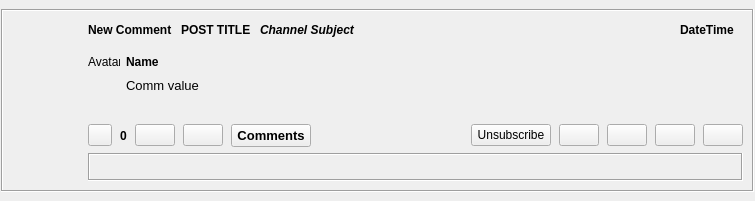
Above: retroshare-gui/src/gui/feeds/ChannelsCommentsItem.ui from RetroShare/RetroShare before the change. Below: the same form after it.
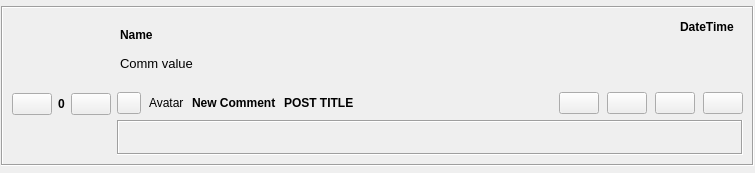
That is the form after the change. Custom widgets are drawn as their Qt base class.

Diff of the .ui file:
```diff
--- a/retroshare-gui/src/gui/feeds/ChannelsCommentsItem.ui
+++ b/retroshare-gui/src/gui/feeds/ChannelsCommentsItem.ui
@@ -7,7 +7,7 @@
     <x>0</x>
     <y>0</y>
     <width>755</width>
-    <height>201</height>
+    <height>173</height>
    </rect>
   </property>
   <layout class="QGridLayout" name="gridLayout_3">
@@ -23,7 +23,7 @@
    <property name="bottomMargin">
     <number>1</number>
    </property>
-   <item row="0" column="0">
+   <item row="1" column="0">
     <widget class="QFrame" name="mainFrame">
      <property name="sizePolicy">
       <sizepolicy hsizetype="Expanding" vsizetype="Fixed">
@@ -41,288 +41,9 @@
       <enum>QFrame::Sunken</enum>
      </property>
      <layout class="QGridLayout" name="gridLayout_2">
-      <item row="0" column="0" rowspan="4">
-       <layout class="QVBoxLayout" name="verticalLayout">
-        <item>
-         <widget class="QLabel" name="logoLabel">
-          <property name="sizePolicy">
-           <sizepolicy hsizetype="Preferred" vsizetype="Maximum">
-            <horstretch>0</horstretch>
-            <verstretch>0</verstretch>
-           </sizepolicy>
-          </property>
-          <property name="minimumSize">
-           <size>
-            <width>70</width>
-            <height>70</height>
-           </size>
-          </property>
-          <property name="maximumSize">
-           <size>
-            <width>70</width>
-            <height>70</height>
-           </size>
-          </property>
-          <property name="text">
-           <string/>
-          </property>
-          <property name="scaledContents">
-           <bool>true</bool>
-          </property>
-          <property name="alignment">
-           <set>Qt::AlignCenter</set>
-          </property>
-         </widget>
-        </item>
-        <item>
-         <spacer name="verticalSpacer">
-          <property name="orientation">
-           <enum>Qt::Vertical</enum>
-          </property>
-          <property name="sizeHint" stdset="0">
-           <size>
-            <width>20</width>
-            <height>40</height>
-           </size>
-          </property>
-         </spacer>
-        </item>
-       </layout>
-      </item>
-      <item row="0" column="1">
-       <layout class="QHBoxLayout" name="tilteHLayout">
-        <property name="spacing">
-         <number>9</number>
-        </property>
-        <property name="rightMargin">
-         <number>9</number>
-        </property>
-        <item>
-         <widget class="QLabel" name="newCommentLabel">
-          <property name="sizePolicy">
-           <sizepolicy hsizetype="Preferred" vsizetype="Preferred">
-            <horstretch>0</horstretch>
-            <verstretch>0</verstretch>
-           </sizepolicy>
-          </property>
-          <property name="font">
-           <font>
-            <weight>75</weight>
-            <bold>true</bold>
-           </font>
-          </property>
-          <property name="text">
-           <string>New Comment</string>
-          </property>
-          <property name="scaledContents">
-           <bool>true</bool>
-          </property>
-         </widget>
-        </item>
-        <item>
-         <widget class="QLabel" name="subjectLabel">
-          <property name="font">
-           <font>
-            <weight>75</weight>
-            <bold>true</bold>
-           </font>
-          </property>
-          <property name="text">
-           <string notr="true">POST TITLE</string>
-          </property>
-          <property name="openExternalLinks">
-           <bool>true</bool>
-          </property>
-         </widget>
-        </item>
-        <item>
-         <widget class="QLabel" name="titleLabel">
-          <property name="sizePolicy">
-           <sizepolicy hsizetype="Preferred" vsizetype="Preferred">
-            <horstretch>0</horstretch>
-            <verstretch>0</verstretch>
-           </sizepolicy>
-          </property>
-          <property name="font">
-           <font>
-            <weight>75</weight>
-            <italic>true</italic>
-            <bold>true</bold>
-           </font>
-          </property>
-          <property name="text">
-           <string notr="true">Channel Subject</string>
-          </property>
-          <property name="scaledContents">
-           <bool>false</bool>
-          </property>
-          <property name="openExternalLinks">
-           <bool>true</bool>
-          </property>
-         </widget>
-        </item>
-        <item>
-         <spacer name="horizontalSpacer">
-          <property name="orientation">
-           <enum>Qt::Horizontal</enum>
-          </property>
-          <property name="sizeHint" stdset="0">
-           <size>
-            <width>40</width>
-            <height>20</height>
-           </size>
-          </property>
-         </spacer>
-        </item>
-        <item>
-         <widget class="QLabel" name="datetimelabel">
-          <property name="font">
-           <font>
-            <weight>75</weight>
-            <bold>true</bold>
-           </font>
-          </property>
-          <property name="text">
-           <string notr="true">DateTime</string>
-          </property>
-         </widget>
-        </item>
-       </layout>
-      </item>
-      <item row="1" column="1">
-       <widget class="QFrame" name="commentFrame">
-        <property name="sizePolicy">
-         <sizepolicy hsizetype="Expanding" vsizetype="Preferred">
-          <horstretch>0</horstretch>
-          <verstretch>0</verstretch>
-         </sizepolicy>
-        </property>
-        <property name="styleSheet">
-         <string notr="true"/>
-        </property>
-        <layout class="QGridLayout" name="gridLayout">
-         <property name="sizeConstraint">
-          <enum>QLayout::SetDefaultConstraint</enum>
-         </property>
-         <property name="leftMargin">
-          <number>0</number>
-         </property>
-         <property name="topMargin">
-          <number>0</number>
-         </property>
-         <property name="rightMargin">
-          <number>0</number>
-         </property>
-         <property name="bottomMargin">
-          <number>0</number>
-         </property>
-         <property name="horizontalSpacing">
-          <number>6</number>
-         </property>
-         <property name="verticalSpacing">
-          <number>0</number>
-         </property>
-         <item row="0" column="3">
-          <spacer name="horizontalSpacer_3">
-           <property name="orientation">
-            <enum>Qt::Horizontal</enum>
-           </property>
-           <property name="sizeType">
-            <enum>QSizePolicy::Expanding</enum>
-           </property>
-           <property name="sizeHint" stdset="0">
-            <size>
-             <width>288</width>
-             <height>17</height>
-            </size>
-           </property>
-          </spacer>
-         </item>
-         <item row="1" column="0">
-          <spacer name="verticalSpacer_3">
-           <property name="orientation">
-            <enum>Qt::Vertical</enum>
-           </property>
-           <property name="sizeHint" stdset="0">
-            <size>
-             <width>20</width>
-             <height>40</height>
-            </size>
-           </property>
-          </spacer>
-         </item>
-         <item row="0" column="2">
-          <widget class="GxsIdLabel" name="nameLabel">
-           <property name="sizePolicy">
-            <sizepolicy hsizetype="Preferred" vsizetype="Preferred">
-             <horstretch>0</horstretch>
-             <verstretch>0</verstretch>
-            </sizepolicy>
-           </property>
-           <property name="font">
-            <font>
-             <weight>75</weight>
-             <bold>true</bold>
-            </font>
-           </property>
-           <property name="text">
-            <string>Name</string>
-           </property>
-           <property name="alignment">
-            <set>Qt::AlignLeading|Qt::AlignLeft|Qt::AlignVCenter</set>
-           </property>
-          </widget>
-         </item>
-         <item row="0" column="0">
-          <widget class="QLabel" name="avatarLabel">
-           <property name="minimumSize">
-            <size>
-             <width>32</width>
-             <height>32</height>
-            </size>
-           </property>
-           <property name="maximumSize">
-            <size>
-             <width>32</width>
-             <height>32</height>
-            </size>
-           </property>
-           <property name="text">
-            <string>Avatar</string>
-           </property>
-          </widget>
-         </item>
-         <item row="1" column="2" colspan="2">
-          <widget class="QLabel" name="commLabel">
-           <property name="sizePolicy">
-            <sizepolicy hsizetype="Preferred" vsizetype="Preferred">
-             <horstretch>0</horstretch>
-             <verstretch>0</verstretch>
-            </sizepolicy>
-           </property>
-           <property name="font">
-            <font>
-             <family>MS Sans Serif</family>
-             <pointsize>10</pointsize>
-            </font>
-           </property>
-           <property name="text">
-            <string>Comm value</string>
-           </property>
-           <property name="alignment">
-            <set>Qt::AlignLeading|Qt::AlignLeft|Qt::AlignTop</set>
-           </property>
-           <property name="wordWrap">
-            <bool>true</bool>
-           </property>
-           <property name="textInteractionFlags">
-            <set>Qt::LinksAccessibleByMouse|Qt::TextSelectableByMouse</set>
-           </property>
-          </widget>
-         </item>
-        </layout>
-       </widget>
-      </item>
+      <property name="topMargin">
+       <number>9</number>
+      </property>
       <item row="2" column="1">
        <layout class="QHBoxLayout" name="buttonHLayout">
         <property name="spacing">
@@ -354,7 +75,20 @@
          </widget>
         </item>
         <item>
-         <widget class="QLabel" name="scoreLabel">
+         <widget class="QLabel" name="logoLabel">
+          <property name="text">
+           <string>Avatar</string>
+          </property>
+         </widget>
+        </item>
+        <item>
+         <widget class="QLabel" name="newCommentLabel">
+          <property name="sizePolicy">
+           <sizepolicy hsizetype="Preferred" vsizetype="Preferred">
+            <horstretch>0</horstretch>
+            <verstretch>0</verstretch>
+           </sizepolicy>
+          </property>
           <property name="font">
            <font>
             <weight>75</weight>
@@ -362,42 +96,26 @@
            </font>
           </property>
           <property name="text">
-           <string>0</string>
+           <string>New Comment</string>
           </property>
-         </widget>
-        </item>
-        <item>
-         <widget class="QPushButton" name="voteUpButton">
-          <property name="toolTip">
-           <string>I like this</string>
+          <property name="scaledContents">
+           <bool>true</bool>
           </property>
-          <property name="text">
-           <string/>
-          </property>
          </widget>
         </item>
         <item>
-         <widget class="QPushButton" name="voteDownButton">
-          <property name="toolTip">
-           <string>I dislike this</string>
-          </property>
-          <property name="text">
-           <string/>
-          </property>
-         </widget>
-        </item>
-        <item>
-         <widget class="QPushButton" name="commentButton">
+         <widget class="QLabel" name="subjectLabel">
           <property name="font">
            <font>
-            <family>MS Sans Serif</family>
-            <pointsize>10</pointsize>
             <weight>75</weight>
             <bold>true</bold>
            </font>
           </property>
           <property name="text">
-           <string>Comments</string>
+           <string notr="true">POST TITLE</string>
+          </property>
+          <property name="openExternalLinks">
+           <bool>true</bool>
           </property>
          </widget>
         </item>
@@ -414,25 +132,6 @@
           </property>
          </spacer>
         </item>
-        <item>
-         <widget class="QPushButton" name="unsubscribeButton">
-          <property name="sizePolicy">
-           <sizepolicy hsizetype="Fixed" vsizetype="Fixed">
-            <horstretch>0</horstretch>
-            <verstretch>0</verstretch>
-           </sizepolicy>
-          </property>
-          <property name="focusPolicy">
-           <enum>Qt::NoFocus</enum>
-          </property>
-          <property name="toolTip">
-           <string>Unsubscribe From Channel</string>
-          </property>
-          <property name="text">
-           <string>Unsubscribe</string>
-          </property>
-         </widget>
-        </item>
         <item>
          <widget class="QPushButton" name="copyLinkButton">
           <property name="sizePolicy">
@@ -569,6 +268,200 @@
         </layout>
        </widget>
       </item>
+      <item row="0" column="0" rowspan="4">
+       <layout class="QVBoxLayout" name="verticalLayout">
+        <item>
+         <widget class="QLabel" name="avatarLabel">
+          <property name="sizePolicy">
+           <sizepolicy hsizetype="Preferred" vsizetype="Maximum">
+            <horstretch>0</horstretch>
+            <verstretch>0</verstretch>
+           </sizepolicy>
+          </property>
+          <property name="minimumSize">
+           <size>
+            <width>70</width>
+            <height>70</height>
+           </size>
+          </property>
+          <property name="maximumSize">
+           <size>
+            <width>70</width>
+            <height>70</height>
+           </size>
+          </property>
+          <property name="text">
+           <string/>
+          </property>
+          <property name="scaledContents">
+           <bool>true</bool>
+          </property>
+          <property name="alignment">
+           <set>Qt::AlignCenter</set>
+          </property>
+         </widget>
+        </item>
+        <item>
+         <layout class="QHBoxLayout" name="horizontalLayout">
+          <item>
+           <widget class="QPushButton" name="voteUpButton">
+            <property name="toolTip">
+             <string>I like this</string>
+            </property>
+            <property name="text">
+             <string/>
+            </property>
+           </widget>
+          </item>
+          <item>
+           <widget class="QLabel" name="scoreLabel">
+            <property name="font">
+             <font>
+              <weight>75</weight>
+              <bold>true</bold>
+             </font>
+            </property>
+            <property name="text">
+             <string>0</string>
+            </property>
+           </widget>
+          </item>
+          <item>
+           <widget class="QPushButton" name="voteDownButton">
+            <property name="toolTip">
+             <string>I dislike this</string>
+            </property>
+            <property name="text">
+             <string/>
+            </property>
+           </widget>
+          </item>
+         </layout>
+        </item>
+        <item>
+         <spacer name="verticalSpacer">
+          <property name="orientation">
+           <enum>Qt::Vertical</enum>
+          </property>
+          <property name="sizeHint" stdset="0">
+           <size>
+            <width>58</width>
+            <height>40</height>
+           </size>
+          </property>
+         </spacer>
+        </item>
+       </layout>
+      </item>
+      <item row="0" column="1" rowspan="2">
+       <widget class="QFrame" name="commentFrame">
+        <property name="sizePolicy">
+         <sizepolicy hsizetype="Expanding" vsizetype="Preferred">
+          <horstretch>0</horstretch>
+          <verstretch>0</verstretch>
+         </sizepolicy>
+        </property>
+        <property name="styleSheet">
+         <string notr="true"/>
+        </property>
+        <layout class="QGridLayout" name="gridLayout">
+         <property name="leftMargin">
+          <number>3</number>
+         </property>
+         <property name="topMargin">
+          <number>3</number>
+         </property>
+         <property name="rightMargin">
+          <number>9</number>
+         </property>
+         <property name="bottomMargin">
+          <number>0</number>
+         </property>
+         <item row="0" column="2">
+          <spacer name="horizontalSpacer_3">
+           <property name="orientation">
+            <enum>Qt::Horizontal</enum>
+           </property>
+           <property name="sizeType">
+            <enum>QSizePolicy::Expanding</enum>
+           </property>
+           <property name="sizeHint" stdset="0">
+            <size>
+             <width>288</width>
+             <height>17</height>
+            </size>
+           </property>
+          </spacer>
+         </item>
+         <item row="0" column="3">
+          <widget class="QLabel" name="datetimeLabel">
+           <property name="font">
+            <font>
+             <weight>75</weight>
+             <bold>true</bold>
+            </font>
+           </property>
+           <property name="text">
+            <string notr="true">DateTime</string>
+           </property>
+           <property name="alignment">
+            <set>Qt::AlignLeading|Qt::AlignLeft|Qt::AlignTop</set>
+           </property>
+          </widget>
+         </item>
+         <item row="0" column="0" colspan="2">
+          <widget class="GxsIdLabel" name="nameLabel">
+           <property name="sizePolicy">
+            <sizepolicy hsizetype="Preferred" vsizetype="Preferred">
+             <horstretch>0</horstretch>
+             <verstretch>0</verstretch>
+            </sizepolicy>
+           </property>
+           <property name="font">
+            <font>
+             <weight>75</weight>
+             <bold>true</bold>
+            </font>
+           </property>
+           <property name="text">
+            <string>Name</string>
+           </property>
+           <property name="alignment">
+            <set>Qt::AlignLeading|Qt::AlignLeft|Qt::AlignVCenter</set>
+           </property>
+          </widget>
+         </item>
+         <item row="1" column="0" colspan="4">
+          <widget class="QLabel" name="commLabel">
+           <property name="sizePolicy">
+            <sizepolicy hsizetype="Preferred" vsizetype="Preferred">
+             <horstretch>0</horstretch>
+             <verstretch>0</verstretch>
+            </sizepolicy>
+           </property>
+           <property name="font">
+            <font>
+             <family>MS Sans Serif</family>
+             <pointsize>10</pointsize>
+            </font>
+           </property>
+           <property name="text">
+            <string>Comm value</string>
+           </property>
+           <property name="alignment">
+            <set>Qt::AlignLeading|Qt::AlignLeft|Qt::AlignTop</set>
+           </property>
+           <property name="wordWrap">
+            <bool>true</bool>
+           </property>
+           <property name="textInteractionFlags">
+            <set>Qt::LinksAccessibleByMouse|Qt::TextSelectableByMouse</set>
+           </property>
+          </widget>
+         </item>
+        </layout>
+       </widget>
+      </item>
      </layout>
     </widget>
    </item>
```
